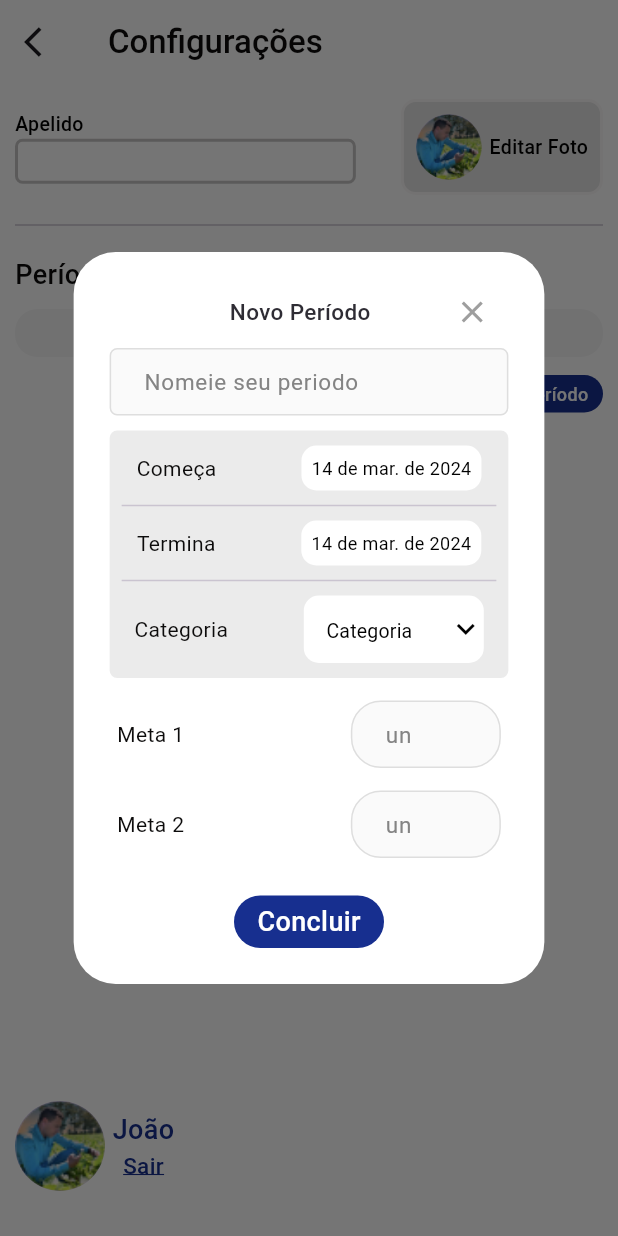
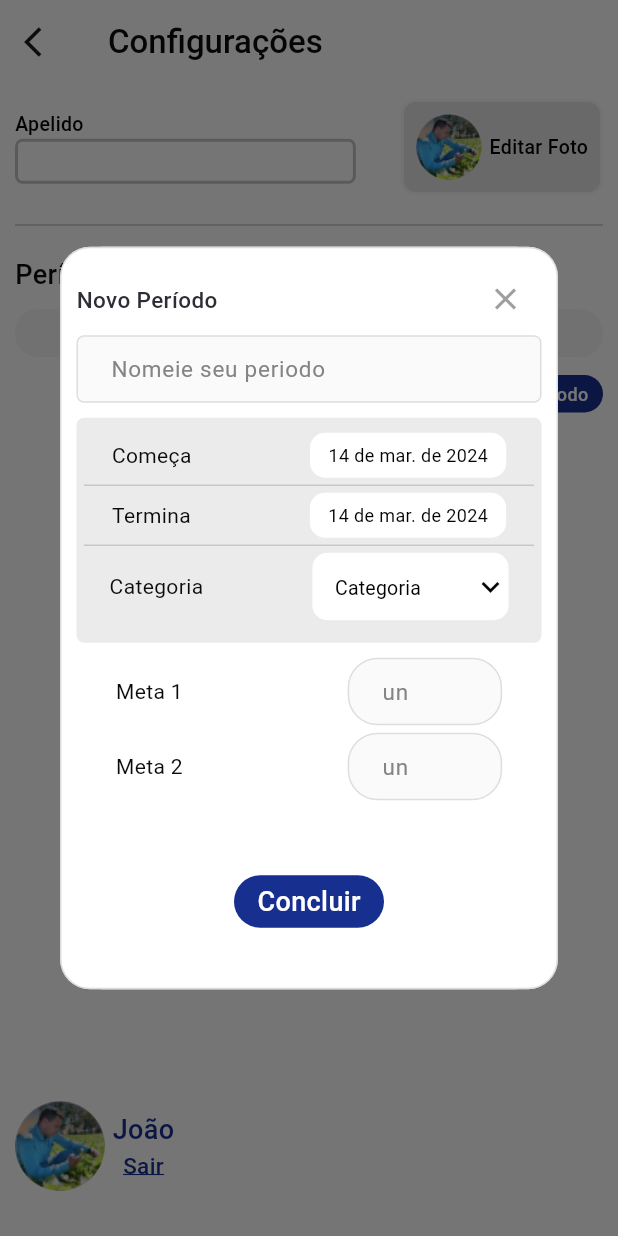
Before and after one commit to Augustob790/CRUD-Flutter, a Flutter app: the screen it shows after launch, after a tap on "Adicionar Período", on a phone screen of 412 x 824 dp. Run offline on Flutter 3.47's test engine with Material 3 defaults, Android fonts, the phone set to English and light mode, and no system bars; our stand-ins replace sqflite, table_calendar; accounts and stored records are empty; Roboto replaces fonts that are missing (Manrope, Nunito).

Commit message:
fix: padding

```diff
--- a/lib/presentation/pages/add/add_modal.dart
+++ b/lib/presentation/pages/add/add_modal.dart
@@ -40,20 +40,30 @@ class _PopUpOpinionsState extends State<AddNewPeriod> {
     return AlertDialog(
       scrollable: true,
       backgroundColor: const Color.fromARGB(255, 255, 255, 255),
+      contentPadding: const EdgeInsets.all(0),
       content: Column(
         mainAxisSize: MainAxisSize.min,
         crossAxisAlignment: CrossAxisAlignment.center,
         children: [
           Container(
-            padding: const EdgeInsets.symmetric(),
+            width: size.width,
+            decoration: BoxDecoration(
+              color: Color.fromARGB(255, 255, 255, 255),
+              border: Border.all(
+                color: Color.fromARGB(180, 205, 205, 205),
+                width: 1,
+              ),
+              borderRadius: const BorderRadius.all(Radius.circular(20)),
+            ),
+            child: Padding(
+              padding: const EdgeInsets.all(10.0),
               child: Column(
-              mainAxisAlignment: MainAxisAlignment.start,
+                mainAxisAlignment: MainAxisAlignment.center,
                 children: [
                   Row(
+                  mainAxisAlignment: MainAxisAlignment.center,
                     children: [
-                    Padding(
-                      padding: const EdgeInsets.only(left: 80.0),
-                      child: const Text(
+                      const Text(
                         "Novo Período",
                         style: TextStyle(
                           fontSize: 15,
@@ -61,12 +71,9 @@ class _PopUpOpinionsState extends State<AddNewPeriod> {
                           color: Color.fromRGBO(46, 44, 52, 1),
                         ),
                       ),
-                    ),
                       Expanded(
                         child: Align(
                           alignment: Alignment.topRight,
-                        child: Padding(
-                          padding: const EdgeInsets.only(left: 10.0),
                           child: IconButton(
                             onPressed: () {
                               Navigator.of(context).pop();
@@ -75,14 +82,14 @@ class _PopUpOpinionsState extends State<AddNewPeriod> {
                             color: Colors.grey,
                           ),
                         ),
-                      ),
                       )
                     ],
                   ),
                   Row(
-                  mainAxisAlignment: MainAxisAlignment.spaceBetween,
+                    mainAxisAlignment: MainAxisAlignment.spaceAround,
                     children: [
-                    InputPersonalized(
+                      Expanded(
+                        child: InputPersonalized(
                           validator: null,
                           controller: widget.controller.titleController,
                           labelText: textLabel,
@@ -95,11 +102,13 @@ class _PopUpOpinionsState extends State<AddNewPeriod> {
                           height: 45,
                           width: (size.width / 1.55),
                         ),
+                      ),
                     ],
                   ),
                   const SizedBox(height: 10),
                   Container(
-                  height: 165,
+                    padding: EdgeInsets.all(5),
+                    height: 150,
                     decoration: BoxDecoration(
                       color: Color.fromARGB(27, 66, 66, 67),
                       border: Border.symmetric(),
@@ -108,9 +117,7 @@ class _PopUpOpinionsState extends State<AddNewPeriod> {
                     child: Column(
                       children: [
                         const SizedBox(height: 5),
-                      Padding(
-                        padding: const EdgeInsets.all(5.0),
-                        child: Row(
+                        Row(
                           mainAxisAlignment: MainAxisAlignment.spaceAround,
                           children: [
                             const Manrope(
@@ -121,7 +128,7 @@ class _PopUpOpinionsState extends State<AddNewPeriod> {
                             ),
                             const SizedBox(width: 5),
                             SizedBox(
-                              width: 120,
+                              width: (size.width / 3.15),
                               height: 30,
                               child: CustomDateCalendar(
                                 date: widget.controller.dateInit,
@@ -137,14 +144,8 @@ class _PopUpOpinionsState extends State<AddNewPeriod> {
                             )
                           ],
                         ),
-                      ),
-                      Padding(
-                        padding: const EdgeInsets.only(left: 8.0, right: 8.0),
-                        child: Divider(height: 10),
-                      ),
-                      Padding(
-                        padding: const EdgeInsets.all(5.0),
-                        child: Row(
+                        Divider(height: 10),
+                        Row(
                           mainAxisAlignment: MainAxisAlignment.spaceAround,
                           children: [
                             const Manrope(
@@ -155,7 +156,7 @@ class _PopUpOpinionsState extends State<AddNewPeriod> {
                             ),
                             const SizedBox(width: 5),
                             SizedBox(
-                                width: 120,
+                                width: (size.width / 3.15),
                                 height: 30,
                                 child: CustomDateCalendar(
                                   date: widget.controller.dateFinal,
@@ -170,14 +171,8 @@ class _PopUpOpinionsState extends State<AddNewPeriod> {
                                 )),
                           ],
                         ),
-                      ),
-                      Padding(
-                        padding: const EdgeInsets.only(left: 8.0, right: 8.0),
-                        child: Divider(height: 10),
-                      ),
-                      Padding(
-                        padding: const EdgeInsets.all(5.0),
-                        child: Row(
+                        Divider(height: 10),
+                        Row(
                           mainAxisAlignment: MainAxisAlignment.spaceAround,
                           children: [
                             const Manrope(
@@ -189,7 +184,7 @@ class _PopUpOpinionsState extends State<AddNewPeriod> {
                             const SizedBox(width: 5),
                             Container(
                               height: 45,
-                              width: 120,
+                              width: (size.width / 3.15),
                               decoration: BoxDecoration(
                                 color: Colors.white,
                                 border: Border.symmetric(),
@@ -217,15 +212,12 @@ class _PopUpOpinionsState extends State<AddNewPeriod> {
                             ),
                           ],
                         ),
-                      ),
                       ],
                     ),
                   ),
                   const SizedBox(height: 10),
-                Padding(
-                  padding: const EdgeInsets.all(5.0),
-                  child: Row(
-                    mainAxisAlignment: MainAxisAlignment.spaceBetween,
+                  Row(
+                    mainAxisAlignment: MainAxisAlignment.spaceAround,
                     children: [
                       const Manrope(
                         text: "Meta 1",
@@ -246,7 +238,7 @@ class _PopUpOpinionsState extends State<AddNewPeriod> {
                         },
                         obscure: false,
                         height: 45,
-                        width: 100,
+                        width: (size.width / 4),
                         inputFormatters: [
                           FilteringTextInputFormatter.allow(RegExp('[0-9]')),
                           LengthLimitingTextInputFormatter(7),
@@ -256,12 +248,9 @@ class _PopUpOpinionsState extends State<AddNewPeriod> {
                       ),
                     ],
                   ),
-                ),
                   const SizedBox(height: 5),
-                Padding(
-                  padding: const EdgeInsets.all(5.0),
-                  child: Row(
-                    mainAxisAlignment: MainAxisAlignment.spaceBetween,
+                  Row(
+                    mainAxisAlignment: MainAxisAlignment.spaceAround,
                     children: [
                       const Manrope(
                         text: "Meta 2",
@@ -282,7 +271,7 @@ class _PopUpOpinionsState extends State<AddNewPeriod> {
                         },
                         obscure: false,
                         height: 45,
-                        width: 100,
+                        width: (size.width / 4),
                         inputFormatters: [
                           FilteringTextInputFormatter.allow(RegExp('[0-9]')),
                           LengthLimitingTextInputFormatter(7),
@@ -292,14 +281,9 @@ class _PopUpOpinionsState extends State<AddNewPeriod> {
                       ),
                     ],
                   ),
-                ),
                   const SizedBox(height: 20),
-                Padding(
-                  padding: const EdgeInsets.symmetric(),
-                  child: Row(
-                    mainAxisAlignment: MainAxisAlignment.center,
-                    children: [
                   CustomButtonStandard(
+                    margin: const EdgeInsets.only(top: 30, bottom: 30),
                     height: 35,
                     width: 100,
                     onTap: widget.add,
@@ -310,8 +294,6 @@ class _PopUpOpinionsState extends State<AddNewPeriod> {
                 ],
               ),
             ),
-              ],
-            ),
           ),
         ],
       ),
--- a/lib/presentation/pages/info/info_modal.dart
+++ b/lib/presentation/pages/info/info_modal.dart
@@ -49,7 +49,7 @@ class _InfoPeriodState extends State<InfoPeriod> {
         crossAxisAlignment: CrossAxisAlignment.center,
         children: [
           Container(
-          width: size.width,
+            width: size.width,
             decoration: BoxDecoration(
               color: Color.fromARGB(255, 255, 255, 255),
               border: Border.all(
```
Lines whose indentation alone changed are shown as unchanged.
